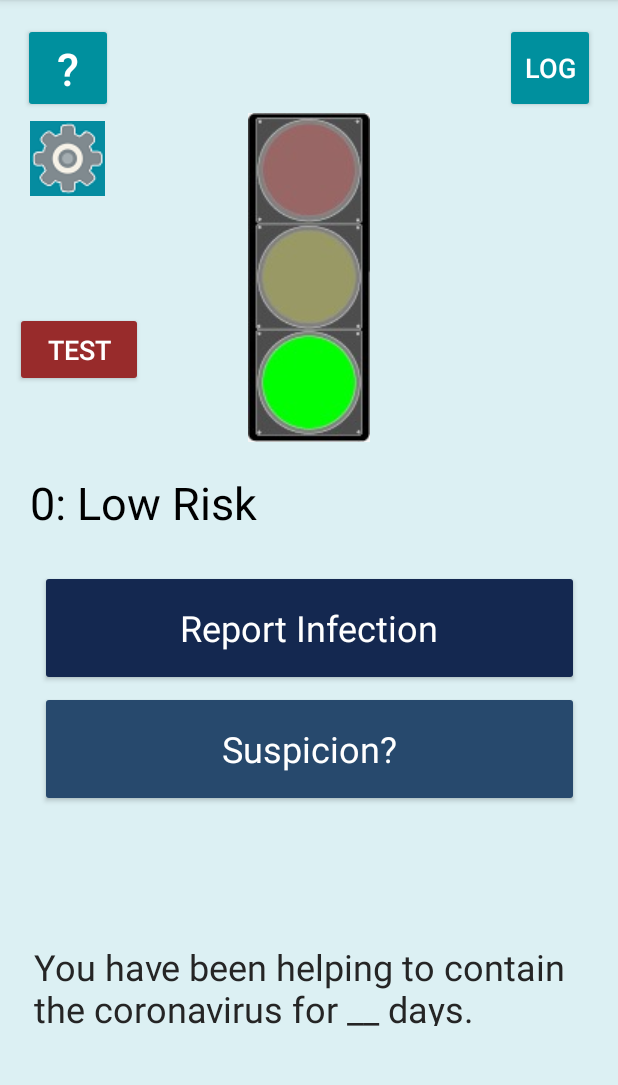
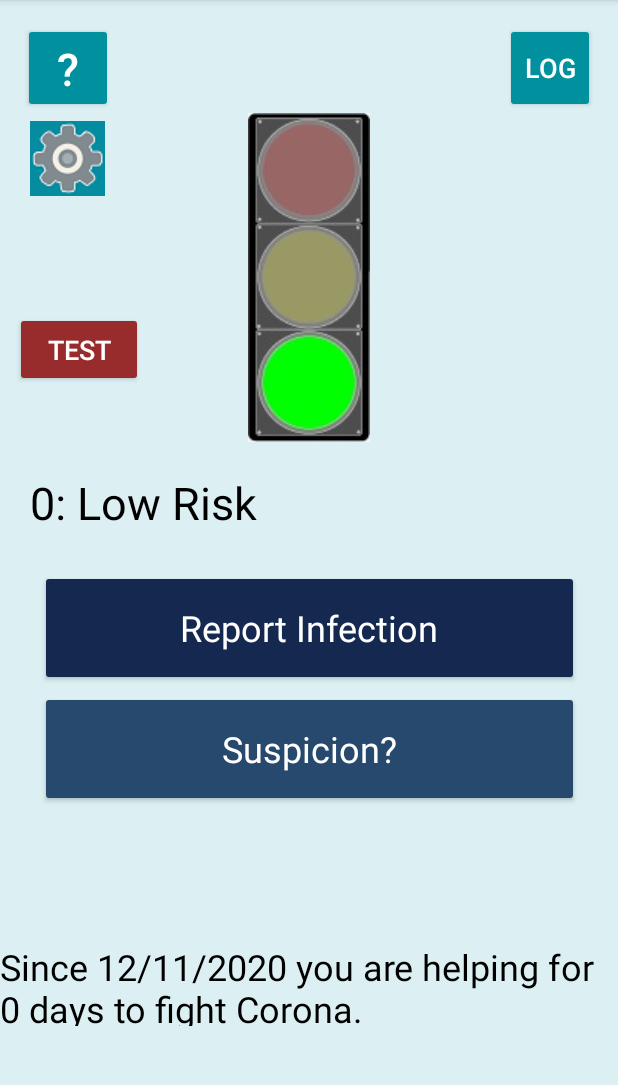
Before and after one commit to nimartin99/Cowapp, an Android app: the MainActivity screen opened directly, with no data from a screen before it, on a phone screen of 412 x 824 dp, the part 84-1169 px from its top. Run offline under Robolectric (Android 15) with nearby library versions, the phone set to English and light mode, and no system bars; libraries missing offline, so code that uses them is left out: org.altbeacon.beacon.

Commit message:
Datumsverarbeitung geändert. Format angepasst an die entsprechende Locale(en-US,en-GB,de). Datumsanzeige geändert.

```diff
--- a/app/src/main/java/de/monokel/frontend/MainActivity.java
+++ b/app/src/main/java/de/monokel/frontend/MainActivity.java
@@ -36,6 +36,7 @@ import java.util.HashMap;
 import java.util.Locale;
 import java.util.Objects;
 import java.util.concurrent.TimeUnit;
+
 
 import de.monokel.frontend.provider.Alarm;
 import de.monokel.frontend.provider.Key;
@@ -89,7 +90,8 @@ public class MainActivity extends AppCompatActivity {
     //To display the current risk status
     private static ImageView trafficLight;
     private static TextView riskStatus;
-    private static TextView daysSinceFirstUseTextview;
+    //To display the first use date and the elapsed time since the app is used.
+    private static TextView dateDisplay;
 
 
     String prefDataProtection = "ausstehend";
@@ -100,9 +102,10 @@ public class MainActivity extends AppCompatActivity {
         setContentView(R.layout.activity_main);
 
         //traffic light image view and risk status text view
+        this.dateDisplay = (TextView) this.findViewById(R.id.DateDisplay);
         this.trafficLight = (ImageView) this.findViewById(R.id.trafficLightView);
         this.riskStatus = (TextView) this.findViewById(R.id.RiskView);
-        this.daysSinceFirstUseTextview = (TextView) this.findViewById(R.id.ViewDaysUse);
+
 
         //Check bluetooth and location turned on
         if(Constants.SCAN_AND_TRANSMIT) {
@@ -129,7 +132,7 @@ public class MainActivity extends AppCompatActivity {
         showRiskStatus();
 
         //show current Info about days since usage.
-        //showDaysSinceUse();
+        showDateDisplay();
 
 
         //If the app is opened for the first time the user has to accept the data protection regulations
@@ -179,6 +182,8 @@ public class MainActivity extends AppCompatActivity {
             testMenuButton.setOnClickListener(new View.OnClickListener() {
                 @Override
                 public void onClick(View v) {
+                    // request a key
+                    requestKey();
                     //Go to test menu screen
                     Intent nextActivity = new Intent(MainActivity.this, TestMenuActivity.class);
                     startActivity(nextActivity);
@@ -251,7 +256,7 @@ public class MainActivity extends AppCompatActivity {
     public boolean firstAppStart() {
         SharedPreferences preferences = getSharedPreferences(prefDataProtection, MODE_PRIVATE);
         //generate and save the Date of the first app Start, maybe this code should be relocated.
-        LocalSafer.safeFirstStartDate(getCurrentDate());
+        LocalSafer.safeFirstStartDate(getCurrentDateString());
 
 
         if (preferences.getBoolean(prefDataProtection, true)) {
@@ -365,9 +370,9 @@ public class MainActivity extends AppCompatActivity {
                         } else {
                             Log.w(TAG, "NO DEFINED INFECTION_STATUS");
                         }
-                    } else if (response.code() == 400) {
-                        // user has had no contact
-                        Log.d(TAG, "User has had no contact with an infected person");
+                        Log.d(TAG, "Contacts are successfully reported");
+                    } else if (response.code() == 404) {
+                        Log.w(TAG, "NO DEFINED CONTACT_TYPE");
                     }
                 }
 
@@ -378,7 +383,7 @@ public class MainActivity extends AppCompatActivity {
                 }
             });
         } else {
-            Log.d(TAG, "User has no keys");
+            Log.d(TAG, "User doesn't have contacts registered");
         }
     }
 
@@ -593,25 +598,46 @@ public class MainActivity extends AppCompatActivity {
     }
 
 
-
-
-
     /**
-     * Getter of the current date when this method is used
-     *
-     * @return
+     * This method returns a date format, matching to the currently used locale setting
      */
 
-    public static String getCurrentDate() {
+    public static SimpleDateFormat getDateFormat() {
+        // returns default Locale set by the Java Virtual Machine
+        String language = Locale.getDefault().getLanguage();
+
+        SimpleDateFormat format = new SimpleDateFormat("dd/MM/yyyy");
+
+        if (language == "de") {
+            format = new SimpleDateFormat("dd.MM.yyyy");
+        } else if (language == "en-GB") {
+            format = new SimpleDateFormat("dd/MM/yyyy");
+        } else if (language == "en-US") {
+            format = new SimpleDateFormat("MM/dd/yyyy");
+        }
+
+        return format;
+    }
+
+    public static String getCurrentDateString() {
 
         Date currentDate = Calendar.getInstance().getTime();
-        String formattedDateString = DateFormat.getDateInstance().format(currentDate);
+
+        DateFormat format = getDateFormat();
+        String formattedDateString = format.format(currentDate);
 
         //Log.d("Jonas Log", currentDate.toString());
-        //Log.d("Jonas Log", formattedDateString);
+        // Log.d("Jonas Log", formattedDateString);
 
         return formattedDateString;
     }
+
+    public static Date getCurrentDate() {
+        Date currentDate = Calendar.getInstance().getTime();
+
+        return currentDate;
+    }
+
 
     /**
      * Methode berechnet den Abstand zwischen dem heutigen und dem Datum des ersten Starts der App
@@ -624,9 +650,12 @@ public class MainActivity extends AppCompatActivity {
     public static long getDateDiffSinceFirstUse() {
 
 
-        Date firstAppStartDate = null;
+        DateFormat format = getDateFormat();
+
+        Date firstAppStartDate = new Date();
+
         try {
-            firstAppStartDate = new SimpleDateFormat("MMMM dd, yyyy").parse(LocalSafer.getFirstStartDate());
+            firstAppStartDate = format.parse(LocalSafer.getFirstStartDate());
         } catch (ParseException e) {
             e.printStackTrace();
             Log.d("Jonas Log", "Parse gone Wrong");
@@ -642,19 +671,20 @@ public class MainActivity extends AppCompatActivity {
 
 
     public static String generateStringDaysSince() {
-        String daysSinceText = "days of usage";
+
+        String daysSinceText = ("Seit dem helfen 11.11.2020 Sie seit 7 Tagen, Corona einzudämmen.");
+
         String language = Locale.getDefault().getLanguage();
-        if(language == "de") {
+        if (language == "de") {
             daysSinceText = ("Seit dem " + LocalSafer.getFirstStartDate() + " helfen Sie, seit " + getDateDiffSinceFirstUse() + " Tagen, Corona einzudämmen.");
-        }
-        else{
+        } else {
             daysSinceText = ("Since " + LocalSafer.getFirstStartDate() + " you are helping for " + getDateDiffSinceFirstUse() + " days to fight Corona.");
         }
         return daysSinceText;
     }
 
-    public static void showDaysSinceUse() {
-        daysSinceFirstUseTextview.setText(generateStringDaysSince());
+    public static void showDateDisplay() {
+        dateDisplay.setText(generateStringDaysSince());
 
     }
 
@@ -664,13 +694,11 @@ public class MainActivity extends AppCompatActivity {
      */
     public static void showTrafficLightStatus() {
         int riskValue = LocalSafer.getRiskLevel();
-        if(riskValue <= 33) {
+        if (riskValue <= 33) {
             trafficLight.setImageResource(R.drawable.green_traffic_light);
-        }
-        else if(riskValue <=70) {
+        } else if (riskValue <= 70) {
             trafficLight.setImageResource(R.drawable.yellow_traffic_light);
-        }
-        else {
+        } else {
             trafficLight.setImageResource(R.drawable.red_traffic_light);
         }
     }
--- a/app/src/main/java/de/monokel/frontend/provider/Alarm.java
+++ b/app/src/main/java/de/monokel/frontend/provider/Alarm.java
@@ -22,7 +22,7 @@ public class Alarm {
         LocalSafer.addNotificationToSavedNotifications(null);
 
         //update the information about the date of the first usage and the days since the app is used
-        // MainActivity.showDaysSinceUse();
+        MainActivity.showDateDisplay();
 
         // check if user has had direct or indirect contact
         MainActivity.requestInfectionStatus();
--- a/app/src/main/res/layout/activity_main.xml
+++ b/app/src/main/res/layout/activity_main.xml
@@ -104,15 +104,15 @@
         app:layout_constraintTop_toBottomOf="@+id/trafficLightView" />
 
     <TextView
-        android:id="@+id/ViewDaysUse"
-        android:layout_width="367dp"
+        android:id="@+id/DateDisplay"
+        android:layout_width="wrap_content"
         android:layout_height="56dp"
         android:layout_marginStart="15dp"
         android:layout_marginTop="25dp"
         android:layout_marginEnd="15dp"
         android:layout_marginBottom="20dp"
         android:text="@string/daysSinceText"
-        android:textColor="#252525"
+        android:textColor="#000000"
         android:textSize="24sp"
         app:layout_constraintBottom_toBottomOf="parent"
         app:layout_constraintEnd_toEndOf="parent"
```
Also changed, not shown: 1 other file.
